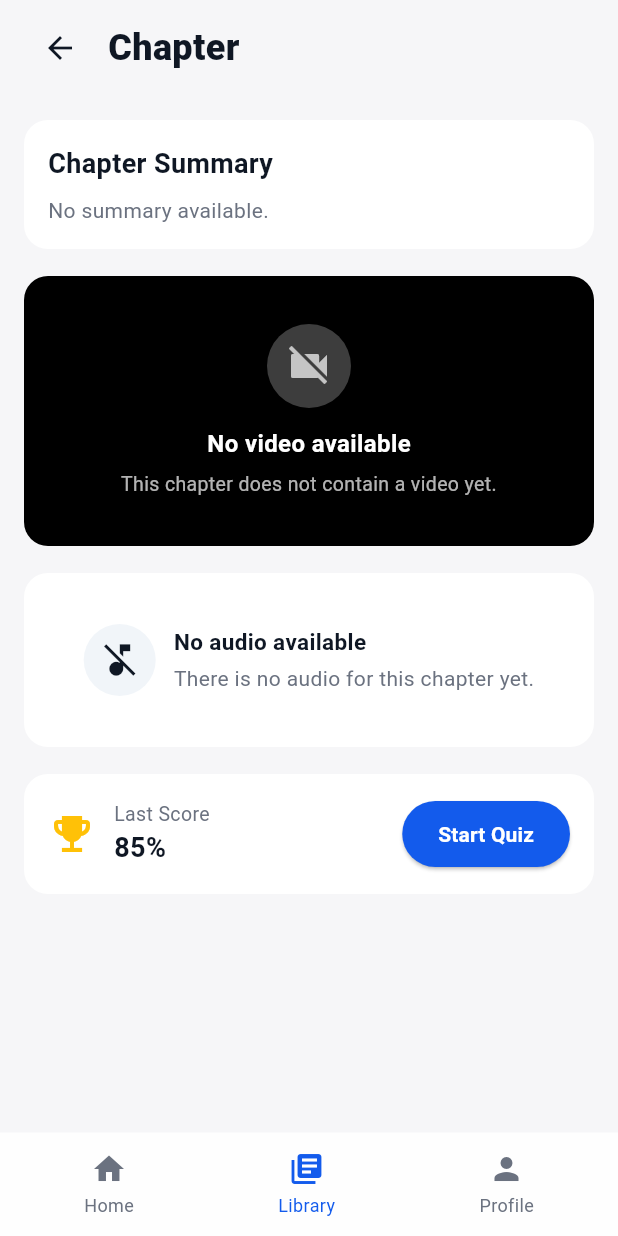
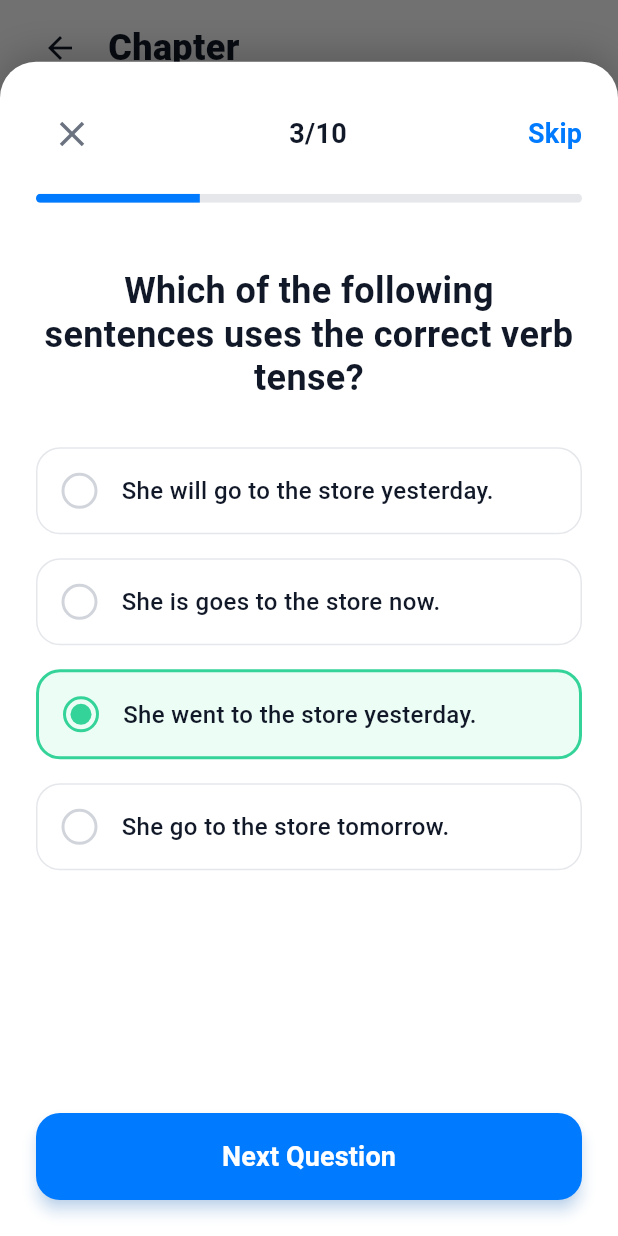
Before and after one commit to akhils-git/edi-app, a Flutter app: the ChapterHomeScreen screen opened directly with empty values, after a tap on "Start Quiz", on a phone screen of 412 x 824 dp. Run offline on Flutter 3.47's test engine with Material 3 defaults, Android fonts, the phone set to English and light mode, and no system bars; our stand-ins replace audioplayers, video_player; accounts and stored records are empty.

Commit message:
quiz popup screen

```diff
--- a/lib/screens/chapter_home.dart
+++ b/lib/screens/chapter_home.dart
@@ -5,6 +5,7 @@ import '../services/chapter_service.dart';
 import '../components/nav_bar.dart';
 import 'user_profile_screen.dart';
 import 'video_player_screen.dart';
+import 'quiz_screen.dart';
 
 // Helper to format duration as MM:SS
 String _formatDuration(Duration d) {
@@ -676,7 +677,14 @@ class _ChapterHomeScreenState extends State<ChapterHomeScreen> {
                                   borderRadius: BorderRadius.circular(32)),
                               padding: EdgeInsets.symmetric(
                                   horizontal: 24, vertical: 12)),
-                          onPressed: () {},
+                          onPressed: () {
+                            showModalBottomSheet(
+                              context: context,
+                              isScrollControlled: true,
+                              backgroundColor: Colors.transparent,
+                              builder: (context) => const QuizScreen(),
+                            );
+                          },
                           child: Text('Start Quiz',
                               style: TextStyle(
                                 fontWeight: FontWeight.bold,
--- /dev/null
+++ b/lib/screens/quiz_screen.dart
@@ -0,0 +1,292 @@
+import 'package:flutter/material.dart';
+
+class QuizScreen extends StatefulWidget {
+  const QuizScreen({super.key});
+
+  @override
+  State<QuizScreen> createState() => _QuizScreenState();
+}
+
+class _QuizScreenState extends State<QuizScreen> {
+  int _selectedOption = 2; // Default selected for demo (0-indexed)
+
+  @override
+  Widget build(BuildContext context) {
+    final isLight = Theme.of(context).brightness == Brightness.light;
+    final bgColor = isLight ? const Color(0xFFF3F4F6) : const Color(0xFF121212);
+    final surfaceColor = isLight ? Colors.white : const Color(0xFF1E1E1E);
+    final primaryColor = const Color(0xFF007AFF);
+    final textColor = isLight ? const Color(0xFF111827) : const Color(0xFFF9FAFB);
+    final secondaryTextColor =
+        isLight ? const Color(0xFF6B7280) : const Color(0xFF9CA3AF);
+    final borderColor =
+        isLight ? const Color(0xFFE5E7EB) : const Color(0xFF374151);
+    final successColor = const Color(0xFF34D399);
+
+    return Scaffold(
+      backgroundColor: Colors.transparent, // Transparent for modal effect
+      body: Align(
+        alignment: Alignment.bottomCenter,
+        child: Container(
+          height: MediaQuery.of(context).size.height * 0.95,
+          width: double.infinity,
+          constraints: const BoxConstraints(maxWidth: 480), // Max width for tablet/desktop
+          decoration: BoxDecoration(
+            color: surfaceColor,
+            borderRadius: const BorderRadius.vertical(top: Radius.circular(24)),
+            boxShadow: [
+              BoxShadow(
+                color: Colors.black.withOpacity(0.2),
+                blurRadius: 20,
+                offset: const Offset(0, -5),
+              ),
+            ],
+          ),
+          child: Column(
+            children: [
+              // Header
+              Padding(
+                padding: const EdgeInsets.all(24.0),
+                child: Column(
+                  children: [
+                    Row(
+                      mainAxisAlignment: MainAxisAlignment.spaceBetween,
+                      children: [
+                        IconButton(
+                          icon: Icon(Icons.close,
+                              size: 28, color: secondaryTextColor),
+                          onPressed: () => Navigator.of(context).pop(),
+                          padding: EdgeInsets.zero,
+                          constraints: const BoxConstraints(),
+                        ),
+                        Text(
+                          '3/10',
+                          style: TextStyle(
+                            fontSize: 18,
+                            fontWeight: FontWeight.bold,
+                            color: textColor,
+                          ),
+                        ),
+                        TextButton(
+                          onPressed: () {},
+                          style: TextButton.styleFrom(
+                            padding: EdgeInsets.zero,
+                            minimumSize: Size.zero,
+                            tapTargetSize: MaterialTapTargetSize.shrinkWrap,
+                          ),
+                          child: Text(
+                            'Skip',
+                            style: TextStyle(
+                              fontSize: 18,
+                              fontWeight: FontWeight.bold,
+                              color: primaryColor,
+                            ),
+                          ),
+                        ),
+                      ],
+                    ),
+                    const SizedBox(height: 16),
+                    // Progress Bar
+                    ClipRRect(
+                      borderRadius: BorderRadius.circular(999),
+                      child: LinearProgressIndicator(
+                        value: 0.3,
+                        minHeight: 6,
+                        backgroundColor: borderColor,
+                        valueColor: AlwaysStoppedAnimation<Color>(primaryColor),
+                      ),
+                    ),
+                  ],
+                ),
+              ),
+
+              // Content
+              Expanded(
+                child: SingleChildScrollView(
+                  padding: const EdgeInsets.symmetric(horizontal: 24),
+                  child: Column(
+                    mainAxisAlignment: MainAxisAlignment.center,
+                    children: [
+                      const SizedBox(height: 20),
+                      Text(
+                        'Which of the following sentences uses the correct verb tense?',
+                        textAlign: TextAlign.center,
+                        style: TextStyle(
+                          fontSize: 24, // Approx 3xl
+                          fontWeight: FontWeight.bold,
+                          color: textColor,
+                          height: 1.2,
+                        ),
+                      ),
+                      const SizedBox(height: 32),
+                      _buildOption(
+                        index: 0,
+                        text: 'She will go to the store yesterday.',
+                        isSelected: _selectedOption == 0,
+                        isCorrect: false, // For demo logic
+                        borderColor: borderColor,
+                        surfaceColor: surfaceColor,
+                        textColor: textColor,
+                        successColor: successColor,
+                        isLight: isLight,
+                      ),
+                      const SizedBox(height: 16),
+                      _buildOption(
+                        index: 1,
+                        text: 'She is goes to the store now.',
+                        isSelected: _selectedOption == 1,
+                        isCorrect: false,
+                        borderColor: borderColor,
+                        surfaceColor: surfaceColor,
+                        textColor: textColor,
+                        successColor: successColor,
+                        isLight: isLight,
+                      ),
+                      const SizedBox(height: 16),
+                      _buildOption(
+                        index: 2,
+                        text: 'She went to the store yesterday.',
+                        isSelected: _selectedOption == 2,
+                        isCorrect: true, // This is the correct one in the design
+                        borderColor: borderColor,
+                        surfaceColor: surfaceColor,
+                        textColor: textColor,
+                        successColor: successColor,
+                        isLight: isLight,
+                      ),
+                      const SizedBox(height: 16),
+                      _buildOption(
+                        index: 3,
+                        text: 'She go to the store tomorrow.',
+                        isSelected: _selectedOption == 3,
+                        isCorrect: false,
+                        borderColor: borderColor,
+                        surfaceColor: surfaceColor,
+                        textColor: textColor,
+                        successColor: successColor,
+                        isLight: isLight,
+                      ),
+                      const SizedBox(height: 32),
+                    ],
+                  ),
+                ),
+              ),
+
+              // Footer
+              Padding(
+                padding: const EdgeInsets.all(24.0),
+                child: SizedBox(
+                  width: double.infinity,
+                  child: ElevatedButton(
+                    onPressed: () {},
+                    style: ElevatedButton.styleFrom(
+                      backgroundColor: primaryColor,
+                      foregroundColor: Colors.white,
+                      padding: const EdgeInsets.symmetric(vertical: 16),
+                      shape: RoundedRectangleBorder(
+                        borderRadius: BorderRadius.circular(16),
+                      ),
+                      elevation: 4,
+                      shadowColor: primaryColor.withOpacity(0.4),
+                    ),
+                    child: const Text(
+                      'Next Question',
+                      style: TextStyle(
+                        fontSize: 18,
+                        fontWeight: FontWeight.bold,
+                      ),
+                    ),
+                  ),
+                ),
+              ),
+            ],
+          ),
+        ),
+      ),
+    );
+  }
+
+  Widget _buildOption({
+    required int index,
+    required String text,
+    required bool isSelected,
+    required bool isCorrect,
+    required Color borderColor,
+    required Color surfaceColor,
+    required Color textColor,
+    required Color successColor,
+    required bool isLight,
+  }) {
+    // Logic for styling based on selection (mimicking the HTML design)
+    // The design shows the correct answer highlighted in green with a checkmark style radio.
+    // Unselected items have a grey border.
+
+    Color currentBorderColor = borderColor;
+    Color currentBgColor = surfaceColor;
+
+    if (isSelected) {
+        // In the design, the selected item (which is correct) has a green border and light green bg
+        // We will assume for this dummy UI that the selected item is the "correct" one being shown
+        currentBorderColor = successColor;
+        currentBgColor = isLight ? const Color(0xFFECFDF5) : const Color(0xFF064E3B).withOpacity(0.3); // green-50 / green-900/30
+    }
+
+    return GestureDetector(
+      onTap: () {
+        setState(() {
+          _selectedOption = index;
+        });
+      },
+      child: Container(
+        padding: const EdgeInsets.all(16),
+        decoration: BoxDecoration(
+          color: currentBgColor,
+          border: Border.all(
+            color: currentBorderColor,
+            width: isSelected ? 2 : 1,
+          ),
+          borderRadius: BorderRadius.circular(16), // Rounded-lg approx
+        ),
+        child: Row(
+          children: [
+            // Custom Radio
+            Container(
+              width: 24,
+              height: 24,
+              margin: const EdgeInsets.only(right: 16),
+              decoration: BoxDecoration(
+                shape: BoxShape.circle,
+                border: Border.all(
+                  color: isSelected ? successColor : const Color(0xFFD1D5DB), // gray-300
+                  width: 2,
+                ),
+              ),
+              child: isSelected
+                  ? Center(
+                      child: Container(
+                        width: 14,
+                        height: 14,
+                        decoration: BoxDecoration(
+                          color: successColor,
+                          shape: BoxShape.circle,
+                        ),
+                      ),
+                    )
+                  : null,
+            ),
+            Expanded(
+              child: Text(
+                text,
+                style: TextStyle(
+                  fontSize: 16,
+                  fontWeight: FontWeight.w500,
+                  color: textColor,
+                ),
+              ),
+            ),
+          ],
+        ),
+      ),
+    );
+  }
+}
```
